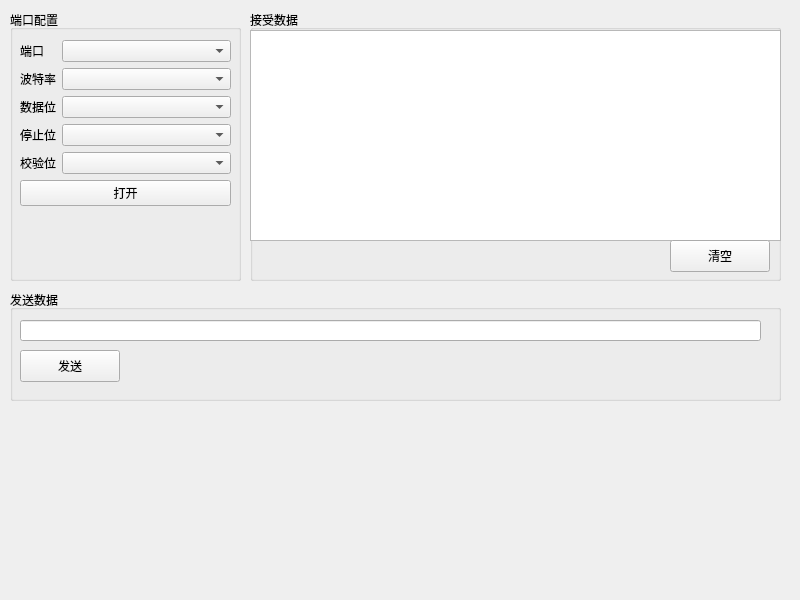
The window that serialclient.ui (EvanJonQiu/serialclient) describes before a commit, drawn with Qt 5.
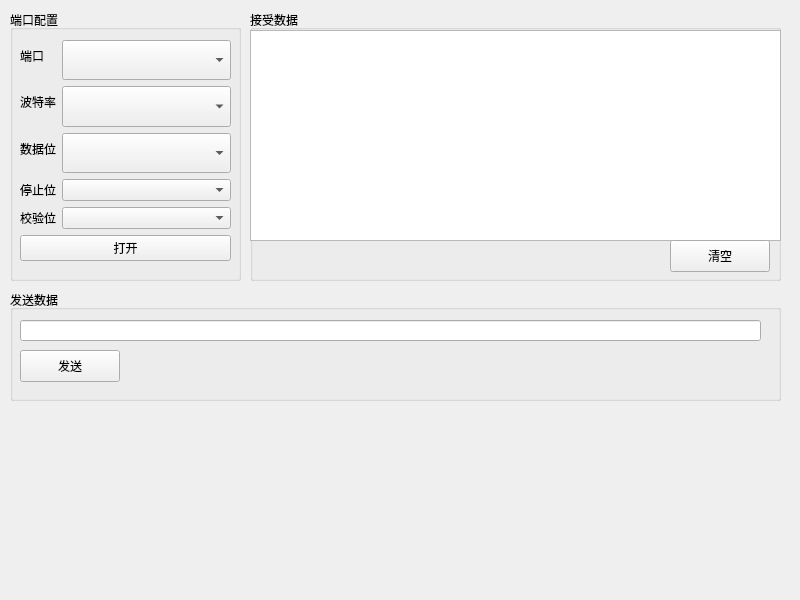
The same window after the commit.

Commit message: update for config of serial port

```diff
--- a/serialclient.ui
+++ b/serialclient.ui
@@ -49,7 +49,14 @@
       </widget>
      </item>
      <item row="0" column="1">
-      <widget class="QComboBox" name="cbPort"/>
+      <widget class="QComboBox" name="cbPort">
+       <property name="sizePolicy">
+        <sizepolicy hsizetype="Preferred" vsizetype="Expanding">
+         <horstretch>0</horstretch>
+         <verstretch>0</verstretch>
+        </sizepolicy>
+       </property>
+      </widget>
      </item>
      <item row="1" column="0">
       <widget class="QLabel" name="label_2">
@@ -59,7 +66,14 @@
       </widget>
      </item>
      <item row="1" column="1">
-      <widget class="QComboBox" name="cbBaudRate"/>
+      <widget class="QComboBox" name="cbBaudRate">
+       <property name="sizePolicy">
+        <sizepolicy hsizetype="Preferred" vsizetype="Expanding">
+         <horstretch>0</horstretch>
+         <verstretch>0</verstretch>
+        </sizepolicy>
+       </property>
+      </widget>
      </item>
      <item row="2" column="0">
       <widget class="QLabel" name="label_3">
@@ -69,7 +83,14 @@
       </widget>
      </item>
      <item row="2" column="1">
-      <widget class="QComboBox" name="cbCharacterSize"/>
+      <widget class="QComboBox" name="cbCharacterSize">
+       <property name="sizePolicy">
+        <sizepolicy hsizetype="Preferred" vsizetype="Expanding">
+         <horstretch>0</horstretch>
+         <verstretch>0</verstretch>
+        </sizepolicy>
+       </property>
+      </widget>
      </item>
      <item row="3" column="0">
       <widget class="QLabel" name="label_4">
```
The commit also changes 1 other file.
